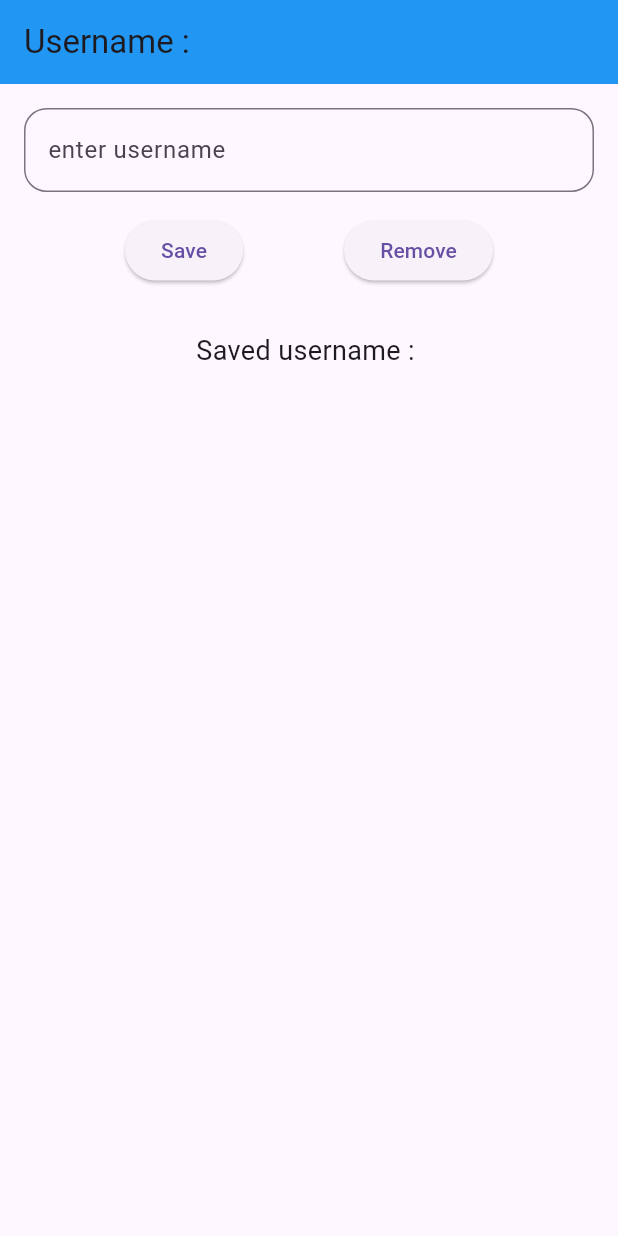
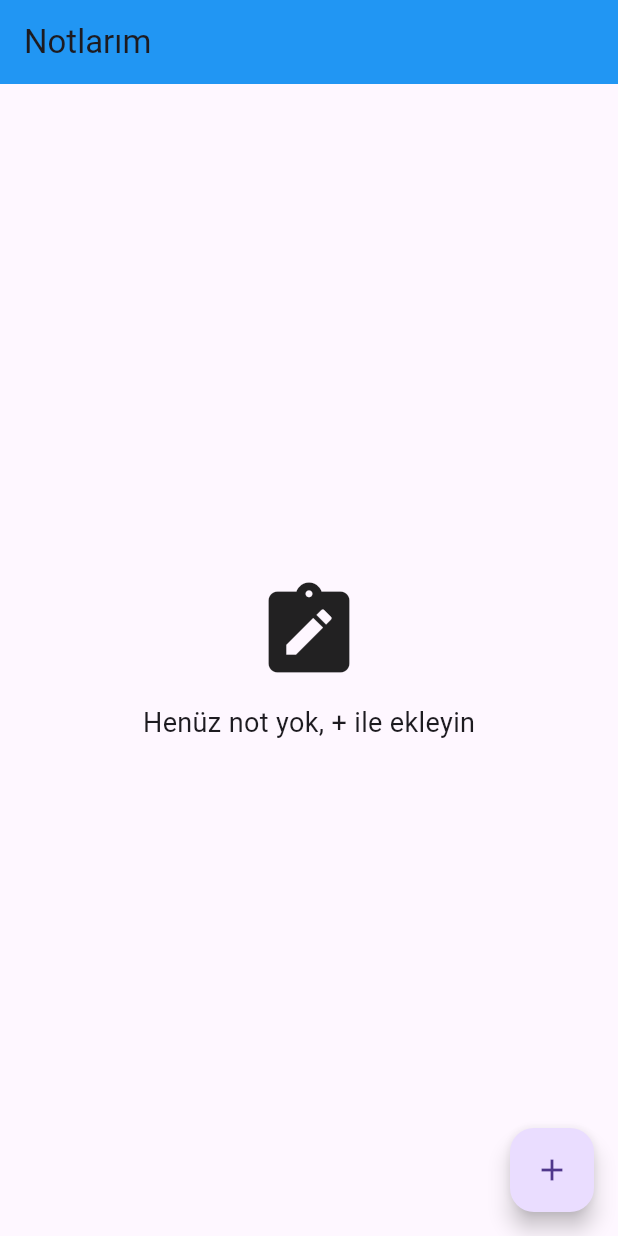
Before and after one commit to eminaydinalp/flutter_lessons, a Flutter app: the screen it shows after launch, on a phone screen of 412 x 824 dp. Run offline on Flutter 3.47's test engine with Material 3 defaults, Android fonts, the phone set to English and light mode, and no system bars; our stand-ins replace shared_preferences.

Commit message:
Note Uygulaması Giriş

```diff
--- a/lib/main.dart
+++ b/lib/main.dart
@@ -9,10 +9,11 @@ import 'package:first_project/MainWidgets/textfield_widget.dart';
 import 'package:first_project/Recap/Recap1.dart';
 import 'package:first_project/data_save/shared_preferences_page.dart';
 import 'package:first_project/navigation_processes/first_page.dart';
+import 'package:first_project/projects/body_mass_index/main_page.dart';
+import 'package:first_project/projects/notes_app/home_page.dart';
 import 'package:flutter/material.dart';
 
 import 'MainWidgets/show_image.dart';
-import 'body_mass_index/main_page.dart';
 
 
 void main() {
@@ -27,7 +28,7 @@ class MyApp extends StatelessWidget {
     return MaterialApp(
       debugShowCheckedModeBanner: false,
       title: "First Project",
-      home: SharedPreferencesPage(),
+      home: HomePage(),
     );
   }
 }
--- /dev/null
+++ b/lib/projects/notes_app/home_page.dart
@@ -0,0 +1,103 @@
+import 'package:flutter/material.dart';
+import 'package:shared_preferences/shared_preferences.dart';
+
+class HomePage extends StatefulWidget {
+  const HomePage({super.key});
+
+  @override
+  State<HomePage> createState() => _HomePageState();
+}
+
+class _HomePageState extends State<HomePage> {
+  final _inputController = TextEditingController();
+  List<String> _notes = [];
+
+  @override
+  void initState() {
+    // TODO: implement initState
+    super.initState();
+    _loadNotes();
+  }
+
+  @override
+  Widget build(BuildContext context) {
+    return Scaffold(
+      appBar: AppBar(
+        title: Text("Notlarım"),
+        backgroundColor: Colors.blue,
+      ),
+      floatingActionButton: FloatingActionButton(
+        onPressed: _showAddNotes,
+        child: Icon(Icons.add),
+      ),
+      body: _notes.isEmpty ? Center(
+        child: Column(
+          mainAxisAlignment: MainAxisAlignment.center,
+          children: [
+            Icon(Icons.note_alt, size: 72,),
+            SizedBox(height: 12,),
+            Text("Henüz not yok, + ile ekleyin", style: TextStyle(fontSize: 18),),
+          ],
+        ),
+      ) :
+      ListView.builder(
+        itemCount: _notes.length,
+        itemBuilder: (context, index){
+          return Card(
+            child: ListTile(
+              title: Text(_notes[index], maxLines: 1,),
+              leading: Icon(Icons.notes),
+            ),
+          );
+        },
+      )
+    );
+  }
+
+  void _showAddNotes()  {
+    _inputController.clear();
+
+    showDialog(
+        context: context,
+        builder: (ctx) => AlertDialog(
+              title: Text("Not Ekle"),
+              content: TextField(
+                controller: _inputController,
+                decoration: InputDecoration(
+                    hintText: "not yazınız", border: OutlineInputBorder()),
+              ),
+              actions: [
+                TextButton(
+                    onPressed: () => Navigator.pop(ctx), child: Text("iptal")),
+                ElevatedButton(
+                  onPressed: () async {
+                    String note = _inputController.text.trim();
+                    if (note.isEmpty) return;
+                    setState(() {
+                      _notes.add(note);
+                      //print("Not 2 : " + _notes[1]);
+                    });
+
+                    await _saveNotes();
+
+                    Navigator.pop(ctx);
+                  },
+                  child: Text("Ekle"),
+                )
+              ],
+            ));
+  }
+
+  Future<void> _saveNotes() async{
+    SharedPreferences prefs = await SharedPreferences.getInstance();
+    await prefs.setStringList("notes", _notes);
+  }
+
+  Future<void> _loadNotes() async {
+    SharedPreferences prefs = await SharedPreferences.getInstance();
+
+    setState(() {
+      _notes = prefs.getStringList("notes") ?? [];
+    });
+  }
+}
```
Also changed, not shown: lib/projects/notes_app/detail_page.dart (added, +16 -0 lines), lib/projects/body_mass_index/main_page.dart (renamed from lib/body_mass_index/main_page.dart), 3 other files.
